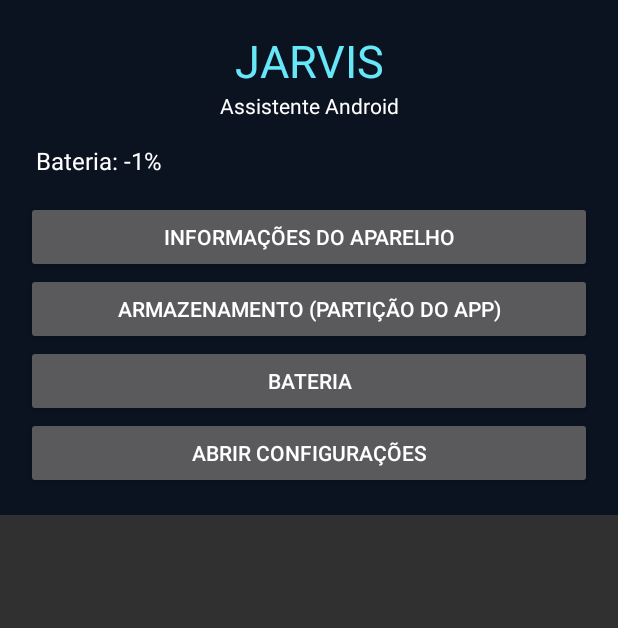
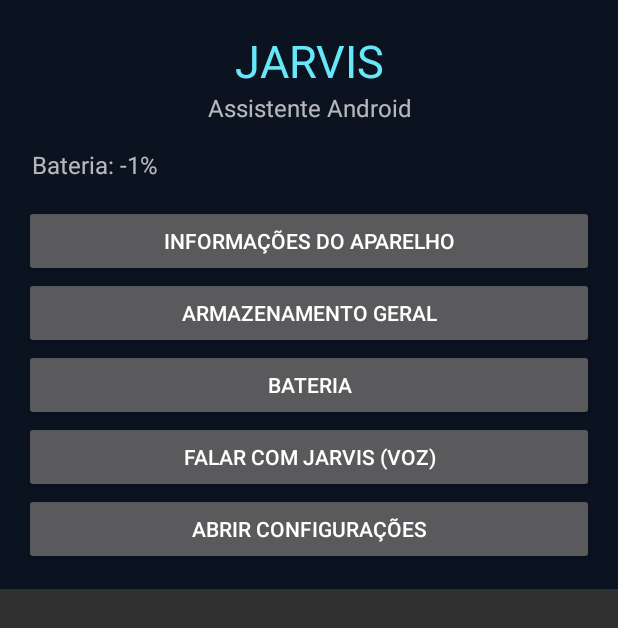
Before and after one commit to prajogoconta46-oss/JARVIS, an Android app: the screen it shows after launch (MainActivity), after a tap on "BATERIA", on a phone screen of 412 x 824 dp. Shown: the top 628 px of the screen. Run offline under Robolectric (Android 15) with nearby library versions, the phone set to English and light mode, and no system bars; 2 statements that could not run were skipped; 2 other taps on this screen came first.

Commit message:
Improve JARVIS stability and build configuration: android/app/src/main/java/com/jarvis/assistant/MainActivity.kt

```diff
--- a/android/app/src/main/java/com/jarvis/assistant/MainActivity.kt
+++ b/android/app/src/main/java/com/jarvis/assistant/MainActivity.kt
@@ -1,23 +1,91 @@
 package com.jarvis.assistant
+
 import android.app.Activity
 import android.os.Bundle
 import android.os.StatFs
+import android.content.Intent
+import android.content.IntentFilter
+import android.speech.RecognizerIntent
 import android.view.Gravity
 import android.widget.*
 import android.graphics.Color
+import java.util.Locale
 
 class MainActivity : Activity() {
- override fun onCreate(savedInstanceState: Bundle?) { super.onCreate(savedInstanceState); render() }
- private fun render() {
-  val layout=LinearLayout(this); layout.orientation=LinearLayout.VERTICAL; layout.setPadding(26,30,26,26); layout.setBackgroundColor(Color.rgb(11,18,32))
-  val title=TextView(this); title.text="JARVIS"; title.textSize=30f; title.setTextColor(Color.rgb(103,232,249)); title.gravity=Gravity.CENTER; layout.addView(title)
-  val subtitle=TextView(this); subtitle.text="Assistente Android"; subtitle.setTextColor(Color.WHITE); subtitle.gravity=Gravity.CENTER; layout.addView(subtitle)
-  val output=TextView(this); output.text="Sistema pronto. Escolha uma ferramenta."; output.setTextColor(Color.WHITE); output.textSize=16f; output.setPadding(10,24,10,24); layout.addView(output)
-  fun addButton(label:String,action:()->String) { val b=Button(this); b.text=label; b.setOnClickListener { output.text=action() }; layout.addView(b) }
-  addButton("Informações do aparelho") { "Android: "+android.os.Build.VERSION.RELEASE+"\nModelo: "+android.os.Build.MODEL+"\nFabricante: "+android.os.Build.MANUFACTURER }
-  addButton("Armazenamento (partição do app)") { val s=StatFs(filesDir.path); "Livre: "+(s.availableBytes/(1024*1024))+" MB\nTotal: "+(s.totalBytes/(1024*1024))+" MB" }
-  addButton("Bateria") { val i=registerReceiver(null,android.content.IntentFilter(android.content.Intent.ACTION_BATTERY_CHANGED)); val level=i?.getIntExtra("level",-1) ?: -1; val scale=i?.getIntExtra("scale",100) ?: 100; "Bateria: "+(if(scale>0) level*100/scale else level)+"%" }
-  addButton("Abrir configurações") { startActivity(android.content.Intent(android.provider.Settings.ACTION_SETTINGS)); "Abrindo configurações…" }
-  val scroll=ScrollView(this); scroll.addView(layout); setContentView(scroll)
- }
+    private lateinit var output: TextView
+    private val foreground = Color.rgb(229, 237, 249)
+    private val cyan = Color.rgb(103, 232, 249)
+    override fun onCreate(savedInstanceState: Bundle?) {
+        super.onCreate(savedInstanceState)
+        render()
+    }
+    private fun render() {
+        val layout = LinearLayout(this).apply {
+            orientation = LinearLayout.VERTICAL
+            setPadding(24, 30, 24, 24)
+            setBackgroundColor(Color.rgb(11, 18, 32))
+        }
+        val title = TextView(this).apply {
+            text = "JARVIS"; textSize = 30f; setTextColor(cyan); gravity = Gravity.CENTER
+        }
+        layout.addView(title)
+        val subtitle = TextView(this).apply {
+            text = "Assistente Android"; setTextColor(foreground); gravity = Gravity.CENTER; textSize = 16f
+        }
+        layout.addView(subtitle)
+        output = TextView(this).apply {
+            text = "Sistema pronto. Escolha uma ferramenta."; setTextColor(foreground); textSize = 16f; setPadding(8, 24, 8, 24)
+        }
+        layout.addView(output)
+        addButton(layout, "Informações do aparelho") {
+            "Android: " + android.os.Build.VERSION.RELEASE + "\nModelo: " + android.os.Build.MODEL +
+                    "\nFabricante: " + android.os.Build.MANUFACTURER
+        }
+        addButton(layout, "Armazenamento geral") {
+            val s = StatFs(android.os.Environment.getDataDirectory().path)
+            "Espaço disponível: " + (s.availableBytes / (1024 * 1024)) + " MB\nTotal: " + (s.totalBytes / (1024 * 1024)) + " MB"
+        }
+        addButton(layout, "Bateria") {
+            val intent = registerReceiver(null, IntentFilter(Intent.ACTION_BATTERY_CHANGED))
+            val level = intent?.getIntExtra("level", -1) ?: -1
+            val scale = intent?.getIntExtra("scale", 100) ?: 100
+            "Bateria: " + (if (scale > 0 && level >= 0) level * 100 / scale else level) + "%"
+        }
+        addButton(layout, "Falar com JARVIS (voz)") {
+            launchVoiceInput()
+            "Abrindo reconhecimento de voz, se disponível…"
+        }
+        addButton(layout, "Abrir configurações") {
+            startActivity(Intent(android.provider.Settings.ACTION_SETTINGS))
+            "Abrindo configurações…"
+        }
+        val scroll = ScrollView(this)
+        scroll.addView(layout)
+        setContentView(scroll)
+    }
+    private fun addButton(parent: LinearLayout, label: String, action: () -> String) {
+        val button = Button(this).apply { text = label }
+        button.setOnClickListener { try { output.text = action() } catch (e: Exception) { output.text = "Erro: " + e.localizedMessage } }
+        parent.addView(button)
+    }
+    private fun launchVoiceInput() {
+        try {
+            val intent = Intent(RecognizerIntent.ACTION_RECOGNIZE_SPEECH).apply {
+                putExtra(RecognizerIntent.EXTRA_LANGUAGE_MODEL, RecognizerIntent.LANGUAGE_MODEL_FREE_FORM)
+                putExtra(RecognizerIntent.EXTRA_LANGUAGE, Locale("pt", "BR"))
+                putExtra(RecognizerIntent.EXTRA_PROMPT, "Fale com o JARVIS")
+            }
+            startActivityForResult(intent, 42)
+        } catch (e: Exception) {
+            output.text = "Reconhecimento de voz não está disponível neste aparelho."
+        }
+    }
+    @Deprecated("Legacy result callback")
+    override fun onActivityResult(requestCode: Int, resultCode: Int, data: Intent?) {
+        super.onActivityResult(requestCode, resultCode, data)
+        if (requestCode == 42 && resultCode == RESULT_OK) {
+            val matches = data?.getStringArrayListExtra(RecognizerIntent.EXTRA_RESULTS)
+            output.text = matches?.firstOrNull()?.let { "Você disse: $it\n\nEsta versão inicial ainda não executa comandos de voz." } ?: "Não reconheci a fala."
+        }
+    }
 }
```
